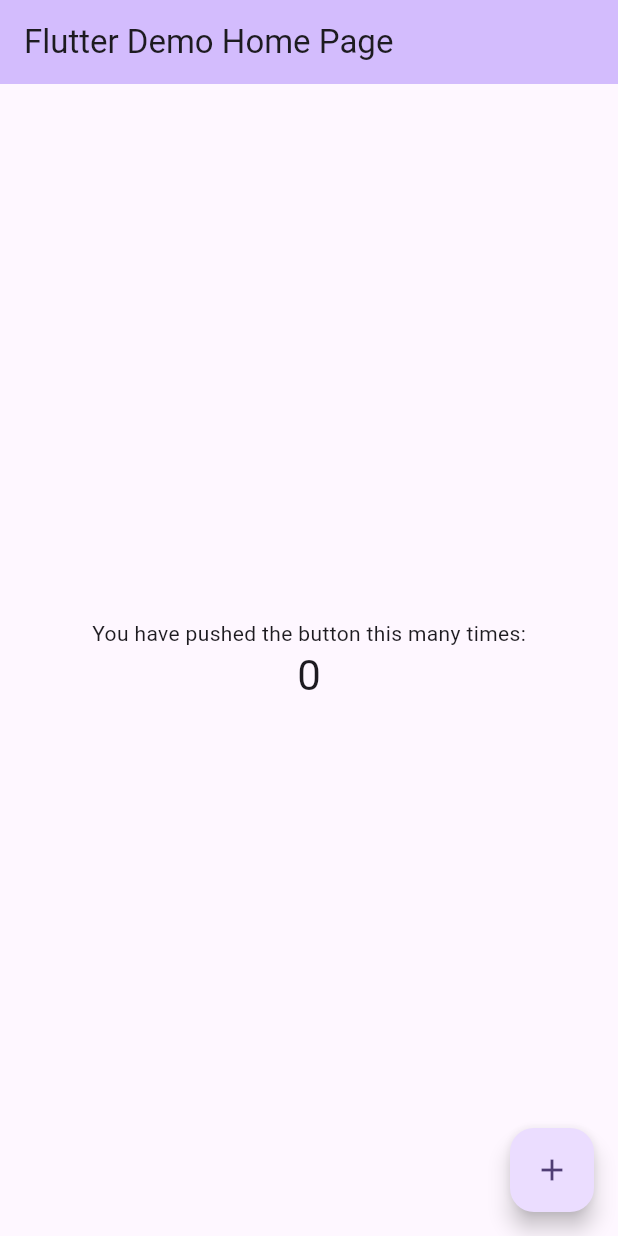
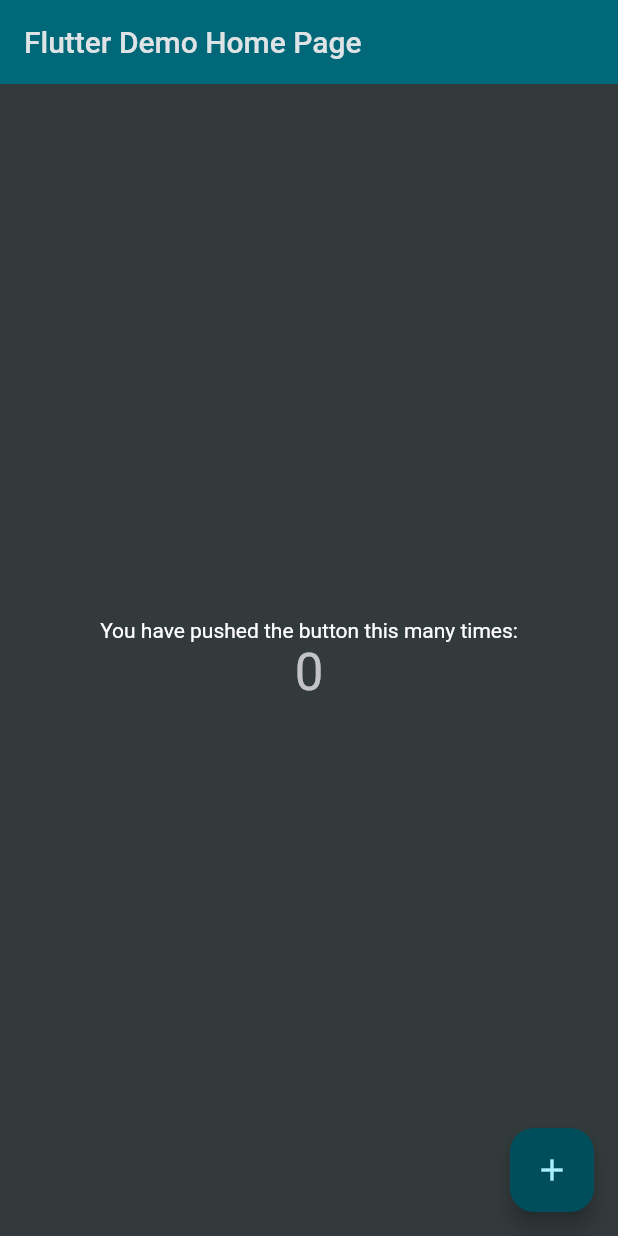
Before and after one commit to JoaoVitorLima242/shopping_list_flutter, a Flutter app: the screen it shows after launch, on a phone screen of 412 x 824 dp. Run offline on Flutter 3.47's test engine with Material 2 defaults, Android fonts, the phone set to English and light mode, and no system bars.

Commit message:
changing the theme

```diff
--- a/lib/main.dart
+++ b/lib/main.dart
@@ -11,25 +11,15 @@ class MyApp extends StatelessWidget {
   @override
   Widget build(BuildContext context) {
     return MaterialApp(
-      title: 'Flutter Demo',
-      theme: ThemeData(
-        // This is the theme of your application.
-        //
-        // TRY THIS: Try running your application with "flutter run". You'll see
-        // the application has a blue toolbar. Then, without quitting the app,
-        // try changing the seedColor in the colorScheme below to Colors.green
-        // and then invoke "hot reload" (save your changes or press the "hot
-        // reload" button in a Flutter-supported IDE, or press "r" if you used
-        // the command line to start the app).
-        //
-        // Notice that the counter didn't reset back to zero; the application
-        // state is not lost during the reload. To reset the state, use hot
-        // restart instead.
-        //
-        // This works for code too, not just values: Most code changes can be
-        // tested with just a hot reload.
-        colorScheme: ColorScheme.fromSeed(seedColor: Colors.deepPurple),
+      title: 'Flutter Groceries',
+      theme: ThemeData.dark().copyWith(
         useMaterial3: true,
+        colorScheme: ColorScheme.fromSeed(
+          seedColor: const Color.fromARGB(255, 147, 229, 250),
+          brightness: Brightness.dark,
+          surface: const Color.fromARGB(255, 42, 51, 59),
+        ),
+        scaffoldBackgroundColor: const Color.fromARGB(255, 50, 58, 60),
       ),
       home: const MyHomePage(title: 'Flutter Demo Home Page'),
     );
```
